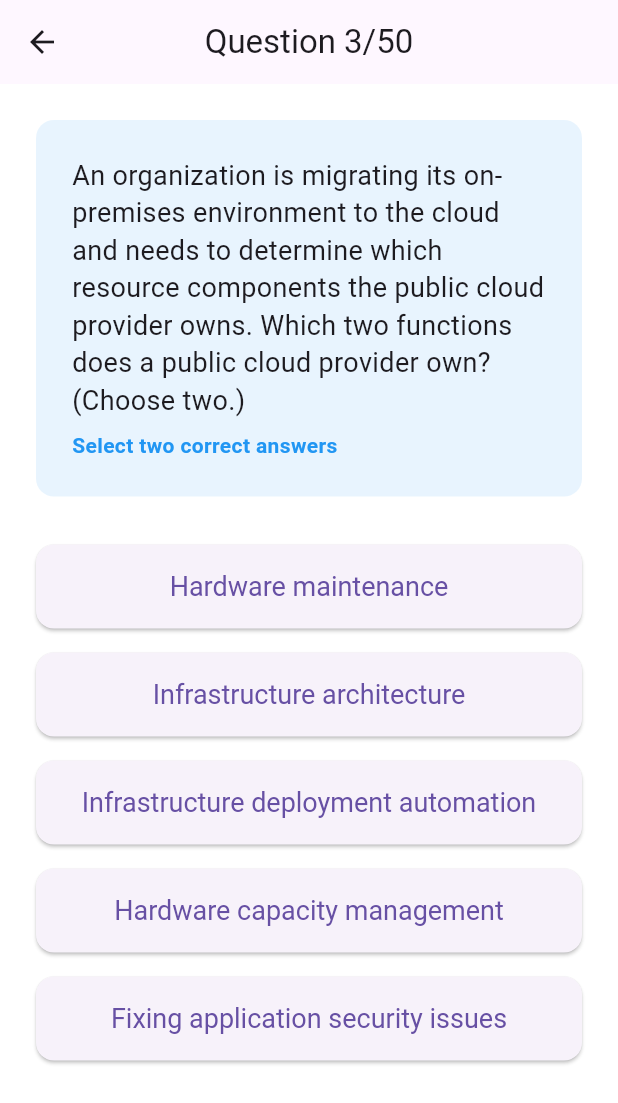
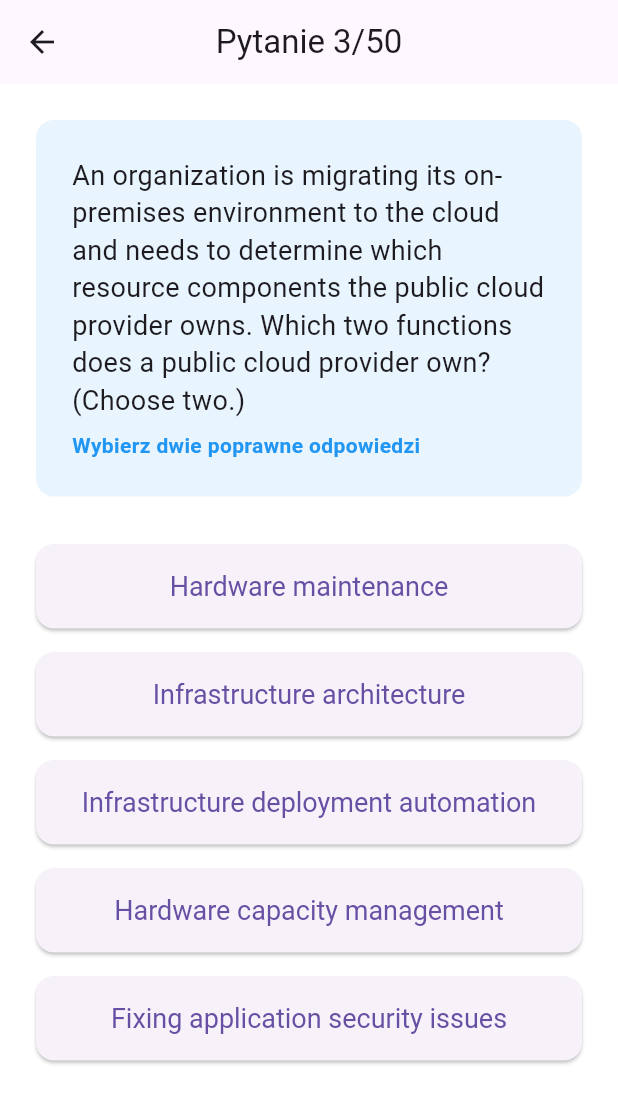
Before and after one commit to PatZdz/Cloud-Quiz, a Flutter app: the QuizScreen screen opened directly, after a tap on "Deploy the Cloud Storage bucket to a Goo", after a tap on "BigQuery Data Transfer Service", on a phone screen of 412 x 824 dp. Shown: the top 1103 px of the screen. Run offline on Flutter 3.47's test engine with Material 3 defaults, Android fonts, the phone set to English and light mode, and no system bars; our stand-ins replace hive, hive_flutter; accounts and stored records are empty.

```diff
--- a/lib/screens/home_screen.dart
+++ b/lib/screens/home_screen.dart
@@ -1,7 +1,8 @@
+import 'package:cloud_quiz/screens/exam_selection.dart';
 import 'package:flutter/material.dart';
 import '../widgets/app_button.dart';
 import '../constants/app_constants.dart';
-import 'provider_selection_screen.dart';
+
 
 class HomeScreen extends StatelessWidget {
   @override
@@ -22,7 +23,7 @@ class HomeScreen extends StatelessWidget {
                 Navigator.push(
                   context,
                   MaterialPageRoute(
-                      builder: (context) => ProviderSelectionScreen()),
+                      builder: (context) => ExamSelectionScreen()),
                 );
               },
             ),
--- a/lib/screens/quiz_screen.dart
+++ b/lib/screens/quiz_screen.dart
@@ -9,12 +9,17 @@ import 'result_screen.dart';
 class QuizScreen extends StatefulWidget {
   final int? questionCount;
   final List<Question>? predefinedQuestions;
+  final List<int>? selectedQuestionIds;
 
-  QuizScreen({this.questionCount}) : predefinedQuestions = null;
+  QuizScreen({
+    this.questionCount,
+    this.selectedQuestionIds,
+  }) : predefinedQuestions = null;
 
   QuizScreen.withQuestions({required List<Question> questions})
       : predefinedQuestions = questions,
-        questionCount = questions.length;
+        questionCount = questions.length,
+        selectedQuestionIds = null;
 
   @override
   _QuizScreenState createState() => _QuizScreenState();
@@ -32,9 +37,15 @@ class _QuizScreenState extends State<QuizScreen> {
     if (widget.predefinedQuestions != null) {
       questions = widget.predefinedQuestions!;
     } else {
-      questions = List<Question>.from(allQuestions);
+      if (widget.selectedQuestionIds != null) {
+        questions = allQuestions
+            .where((q) => widget.selectedQuestionIds!.contains(q.id))
+            .toList();
+      } else {
+        questions = List<Question>.from(allQuestions);
+      }
       questions.shuffle();
-      questions = questions.take(widget.questionCount ?? allQuestions.length).toList();
+      questions = questions.take(widget.questionCount ?? questions.length).toList();
     }
   }
 
@@ -75,7 +86,7 @@ class _QuizScreenState extends State<QuizScreen> {
       temporaryAnswers.clear();
     }
 
-    Navigator.push(
+    Navigator.pushReplacement(
       context,
       MaterialPageRoute(
         builder: (context) => ResultScreen(
@@ -95,7 +106,7 @@ class _QuizScreenState extends State<QuizScreen> {
 
     return Scaffold(
       appBar: AppBar(
-        title: Text('Question ${currentQuestionIndex + 1}/${questions.length}'),
+        title: Text('Pytanie ${currentQuestionIndex + 1}/${questions.length}'),
       ),
       body: SingleChildScrollView(
         child: Padding(
@@ -120,7 +131,7 @@ class _QuizScreenState extends State<QuizScreen> {
                       Padding(
                         padding: EdgeInsets.only(top: 8.0),
                         child: Text(
-                          'Select two correct answers',
+                          'Wybierz dwie poprawne odpowiedzi',
                           style: TextStyle(
                             color: Colors.blue,
                             fontWeight: FontWeight.bold,
```
Also changed, not shown: lib/screens/exam_selection.dart (renamed from lib/screens/exam_selection_screen.dart, +5 -5 lines), lib/screens/question_number_selection_screen.dart (+45 -17 lines), lib/screens/question_pack.dart (renamed from lib/screens/provider_selection_screen.dart, +6 -5 lines), lib/screens/question_range_selection_screen.dart (added, +87 -0 lines), 1 other file.
